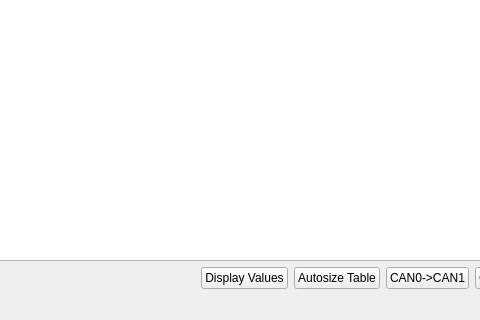
Qt form ui/main.ui (SunshadeCorp/can-service) before a commit; both pictures show x 299 to 779 and y 228 to 548 of the 866 by 548 pixel window.
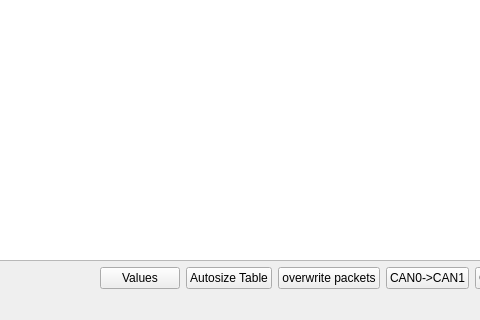
The same form after that commit.

Commit message: overwrite can messages

What changed in the file:
```diff
--- a/ui/main.ui
+++ b/ui/main.ui
@@ -33,7 +33,7 @@
       <item>
        <widget class="QPushButton" name="pushButtonDisplay">
         <property name="text">
-         <string>Display Values</string>
+         <string>Values</string>
         </property>
        </widget>
       </item>
@@ -44,6 +44,13 @@
         </property>
        </widget>
       </item>
+      <item>
+       <widget class="QPushButton" name="pushButtonOverwrite">
+        <property name="text">
+         <string>overwrite packets</string>
+        </property>
+       </widget>
+      </item>
       <item>
        <widget class="QPushButton" name="pushButtonCan0ToCan1">
         <property name="text">
```
Left out of the diff: 4 changed lines with no effect on the pictures. The commit also changes 5 other files.
